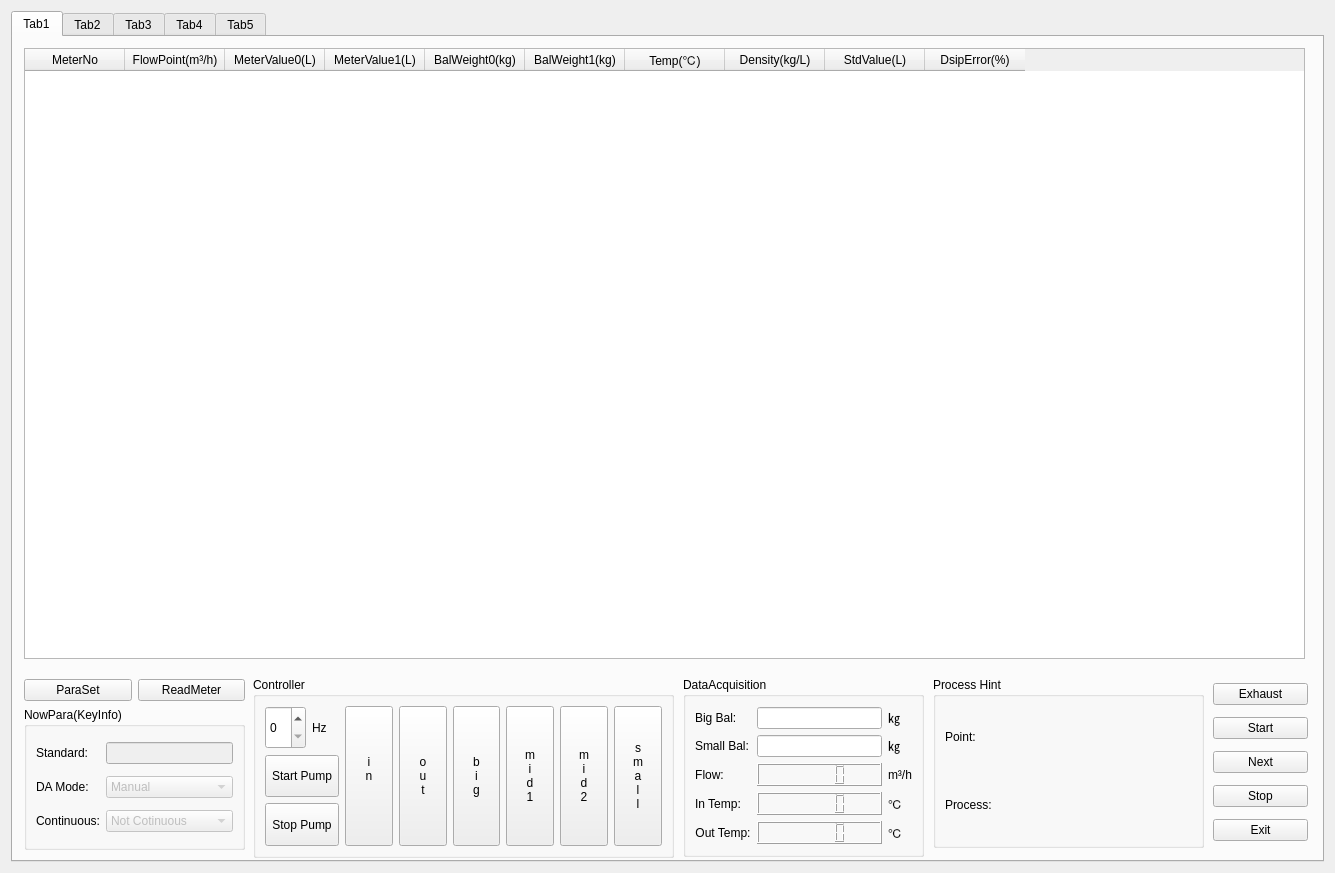
Qt form source/weightmethod/weightmethod.ui (flimmy78/qtverify) before a commit.
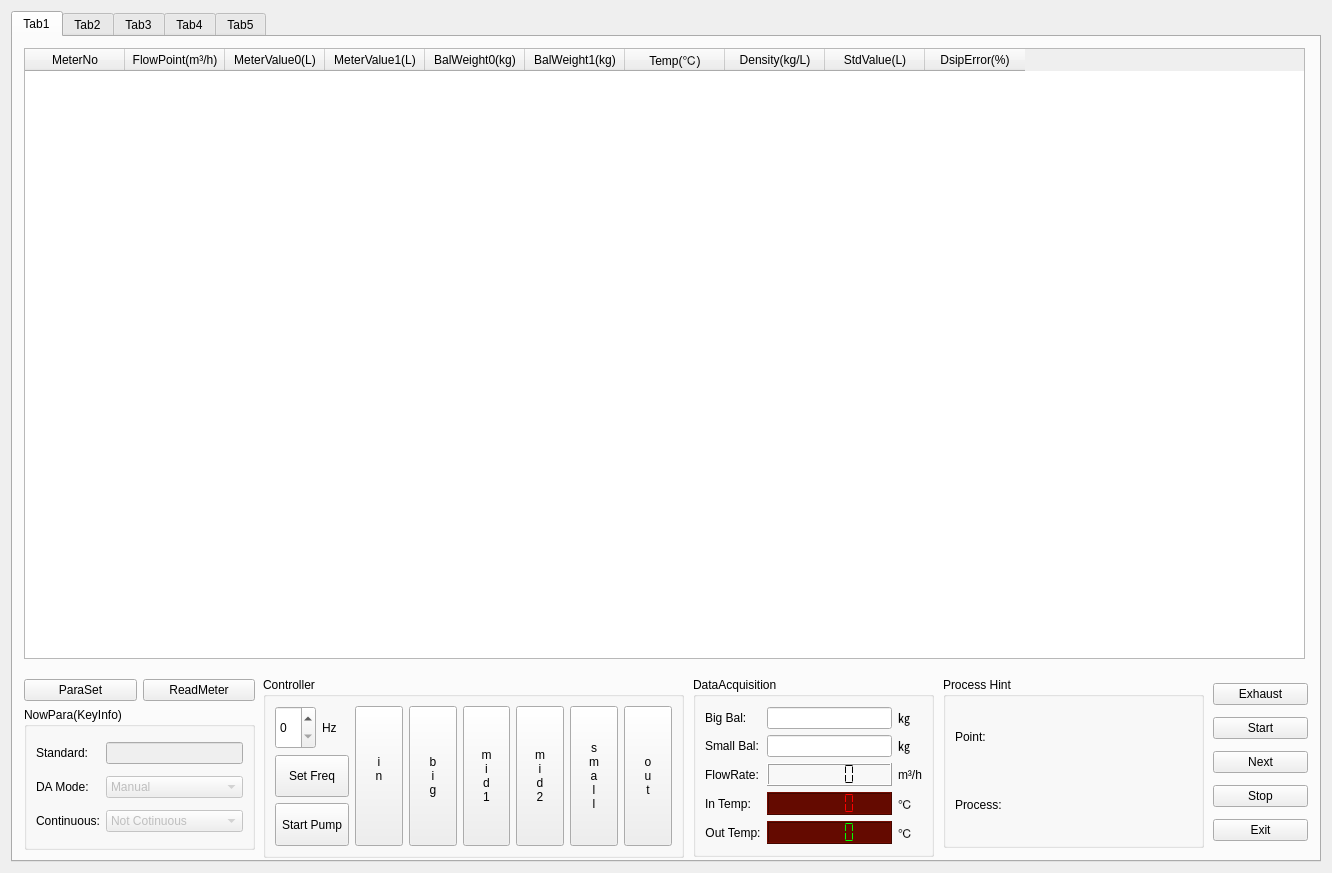
The same form after that commit.

What changed in the file:
```diff
--- a/source/weightmethod/weightmethod.ui
+++ b/source/weightmethod/weightmethod.ui
@@ -6,7 +6,7 @@
    <rect>
     <x>0</x>
     <y>0</y>
-    <width>1335</width>
+    <width>1332</width>
     <height>873</height>
    </rect>
   </property>
@@ -35,7 +35,7 @@
       <widget class="QGroupBox" name="groupBox_2">
        <property name="geometry">
         <rect>
-         <x>240</x>
+         <x>250</x>
          <y>640</y>
          <width>421</width>
          <height>181</height>
@@ -45,19 +45,6 @@
         <string>Controller</string>
        </property>
        <layout class="QGridLayout" name="gridLayout_6">
-        <item row="2" column="0">
-         <widget class="QToolButton" name="btnWaterPumpStop">
-          <property name="sizePolicy">
-           <sizepolicy hsizetype="Preferred" vsizetype="Preferred">
-            <horstretch>0</horstretch>
-            <verstretch>0</verstretch>
-           </sizepolicy>
-          </property>
-          <property name="text">
-           <string>Stop Pump</string>
-          </property>
-         </widget>
-        </item>
         <item row="1" column="0">
          <widget class="QToolButton" name="btnWaterPumpStart">
           <property name="sizePolicy">
@@ -67,7 +54,7 @@
            </sizepolicy>
           </property>
           <property name="text">
-           <string>Start Pump</string>
+           <string>Set Freq</string>
           </property>
          </widget>
         </item>
@@ -133,21 +120,6 @@
           </property>
          </widget>
         </item>
-        <item row="0" column="2" rowspan="3">
-         <widget class="QToolButton" name="btnWaterOut">
-          <property name="sizePolicy">
-           <sizepolicy hsizetype="Expanding" vsizetype="Preferred">
-            <horstretch>0</horstretch>
-            <verstretch>0</verstretch>
-           </sizepolicy>
-          </property>
-          <property name="text">
-           <string>o
-u
-t</string>
-          </property>
-         </widget>
-        </item>
         <item row="0" column="3" rowspan="3">
          <widget class="QToolButton" name="btnValveBig">
           <property name="sizePolicy">
@@ -195,6 +167,34 @@
           </property>
          </widget>
         </item>
+        <item row="2" column="0">
+         <widget class="QToolButton" name="btnWaterPump">
+          <property name="sizePolicy">
+           <sizepolicy hsizetype="Preferred" vsizetype="Preferred">
+            <horstretch>0</horstretch>
+            <verstretch>0</verstretch>
+           </sizepolicy>
+          </property>
+          <property name="text">
+           <string>Start Pump</string>
+          </property>
+         </widget>
+        </item>
+        <item row="0" column="7" rowspan="3">
+         <widget class="QToolButton" name="btnWaterOut">
+          <property name="sizePolicy">
+           <sizepolicy hsizetype="Expanding" vsizetype="Preferred">
+            <horstretch>0</horstretch>
+            <verstretch>0</verstretch>
+           </sizepolicy>
+          </property>
+          <property name="text">
+           <string>o
+u
+t</string>
+          </property>
+         </widget>
+        </item>
        </layout>
       </widget>
       <widget class="QTableWidget" name="tableWidget">
@@ -266,9 +266,9 @@
       <widget class="QGroupBox" name="groupBox_3">
        <property name="geometry">
         <rect>
-         <x>920</x>
+         <x>930</x>
          <y>640</y>
-         <width>271</width>
+         <width>261</width>
          <height>171</height>
         </rect>
        </property>
@@ -333,7 +333,7 @@
         <rect>
          <x>11</x>
          <y>642</y>
-         <width>221</width>
+         <width>231</width>
          <height>171</height>
         </rect>
        </property>
@@ -553,7 +553,7 @@
       <widget class="QGroupBox" name="groupBox_4">
        <property name="geometry">
         <rect>
-         <x>670</x>
+         <x>680</x>
          <y>640</y>
          <width>241</width>
          <height>180</height>
@@ -661,7 +661,7 @@
              </sizepolicy>
             </property>
             <property name="text">
-             <string>Flow:</string>
+             <string>FlowRate:</string>
             </property>
             <property name="alignment">
              <set>Qt::AlignCenter</set>
@@ -676,6 +676,9 @@
               <verstretch>0</verstretch>
              </sizepolicy>
             </property>
+            <property name="segmentStyle">
+             <enum>QLCDNumber::Flat</enum>
+            </property>
            </widget>
           </item>
           <item row="2" column="2">
@@ -718,7 +721,7 @@
             <property name="palette">
              <palette>
               <active>
-               <colorrole role="Text">
+               <colorrole role="WindowText">
                 <brush brushstyle="SolidPattern">
                  <color alpha="255">
                   <red>255</red>
@@ -727,9 +730,36 @@
                  </color>
                 </brush>
                </colorrole>
+               <colorrole role="Button">
+                <brush brushstyle="SolidPattern">
+                 <color alpha="255">
+                  <red>100</red>
+                  <green>10</green>
+                  <blue>0</blue>
+                 </color>
+                </brush>
+               </colorrole>
+               <colorrole role="Base">
+                <brush brushstyle="SolidPattern">
+                 <color alpha="255">
+                  <red>100</red>
+                  <green>10</green>
+                  <blue>0</blue>
+                 </color>
+                </brush>
+               </colorrole>
+               <colorrole role="Window">
+                <brush brushstyle="SolidPattern">
+                 <color alpha="255">
+                  <red>100</red>
+                  <green>10</green>
+                  <blue>0</blue>
+                 </color>
+                </brush>
+               </colorrole>
               </active>
               <inactive>
-               <colorrole role="Text">
+               <colorrole role="WindowText">
                 <brush brushstyle="SolidPattern">
                  <color alpha="255">
                   <red>255</red>
@@ -738,9 +768,36 @@
                  </color>
                 </brush>
                </colorrole>
+               <colorrole role="Button">
+                <brush brushstyle="SolidPattern">
+                 <color alpha="255">
+                  <red>100</red>
+                  <green>10</green>
+                  <blue>0</blue>
+                 </color>
+                </brush>
+               </colorrole>
+               <colorrole role="Base">
+                <brush brushstyle="SolidPattern">
+                 <color alpha="255">
+                  <red>100</red>
+                  <green>10</green>
+                  <blue>0</blue>
+                 </color>
+                </brush>
+               </colorrole>
+               <colorrole role="Window">
+                <brush brushstyle="SolidPattern">
+                 <color alpha="255">
+                  <red>100</red>
+                  <green>10</green>
+                  <blue>0</blue>
+                 </color>
+                </brush>
+               </colorrole>
               </inactive>
               <disabled>
-               <colorrole role="Text">
+               <colorrole role="WindowText">
                 <brush brushstyle="SolidPattern">
                  <color alpha="255">
                   <red>120</red>
@@ -749,12 +806,45 @@
                  </color>
                 </brush>
                </colorrole>
+               <colorrole role="Button">
+                <brush brushstyle="SolidPattern">
+                 <color alpha="255">
+                  <red>100</red>
+                  <green>10</green>
+                  <blue>0</blue>
+                 </color>
+                </brush>
+               </colorrole>
+               <colorrole role="Base">
+                <brush brushstyle="SolidPattern">
+                 <color alpha="255">
+                  <red>100</red>
+                  <green>10</green>
+                  <blue>0</blue>
+                 </color>
+                </brush>
+               </colorrole>
+               <colorrole role="Window">
+                <brush brushstyle="SolidPattern">
+                 <color alpha="255">
+                  <red>100</red>
+                  <green>10</green>
+                  <blue>0</blue>
+                 </color>
+                </brush>
+               </colorrole>
               </disabled>
              </palette>
             </property>
+            <property name="styleSheet">
+             <string notr="true">background-color: rgb(100, 10, 0);</string>
+            </property>
             <property name="numDigits">
              <number>5</number>
             </property>
+            <property name="segmentStyle">
+             <enum>QLCDNumber::Flat</enum>
+            </property>
            </widget>
           </item>
           <item row="3" column="2">
@@ -794,6 +884,133 @@
               <verstretch>0</verstretch>
              </sizepolicy>
             </property>
+            <property name="palette">
+             <palette>
+              <active>
+               <colorrole role="WindowText">
+                <brush brushstyle="SolidPattern">
+                 <color alpha="255">
+                  <red>0</red>
+                  <green>255</green>
+                  <blue>0</blue>
+                 </color>
+                </brush>
+               </colorrole>
+               <colorrole role="Button">
+                <brush brushstyle="SolidPattern">
+                 <color alpha="255">
+                  <red>100</red>
+                  <green>10</green>
+                  <blue>0</blue>
+                 </color>
+                </brush>
+               </colorrole>
+               <colorrole role="Base">
+                <brush brushstyle="SolidPattern">
+                 <color alpha="255">
+                  <red>100</red>
+                  <green>10</green>
+                  <blue>0</blue>
+                 </color>
+                </brush>
+               </colorrole>
+               <colorrole role="Window">
+                <brush brushstyle="SolidPattern">
+                 <color alpha="255">
+                  <red>100</red>
+                  <green>10</green>
+                  <blue>0</blue>
+                 </color>
+                </brush>
+               </colorrole>
+              </active>
+              <inactive>
+               <colorrole role="WindowText">
+                <brush brushstyle="SolidPattern">
+                 <color alpha="255">
+                  <red>0</red>
+                  <green>255</green>
+                  <blue>0</blue>
+                 </color>
+                </brush>
+               </colorrole>
+               <colorrole role="Button">
+                <brush brushstyle="SolidPattern">
+                 <color alpha="255">
+                  <red>100</red>
+                  <green>10</green>
+                  <blue>0</blue>
+                 </color>
+                </brush>
+               </colorrole>
+               <colorrole role="Base">
+                <brush brushstyle="SolidPattern">
+                 <color alpha="255">
+                  <red>100</red>
+                  <green>10</green>
+                  <blue>0</blue>
+                 </color>
+                </brush>
+               </colorrole>
+               <colorrole role="Window">
+                <brush brushstyle="SolidPattern">
+                 <color alpha="255">
+                  <red>100</red>
+                  <green>10</green>
+                  <blue>0</blue>
+                 </color>
+                </brush>
+               </colorrole>
+              </inactive>
+              <disabled>
+               <colorrole role="WindowText">
+                <brush brushstyle="SolidPattern">
+                 <color alpha="255">
+                  <red>120</red>
+                  <green>120</green>
+                  <blue>120</blue>
+                 </color>
+                </brush>
+               </colorrole>
+               <colorrole role="Button">
+                <brush brushstyle="SolidPattern">
+                 <color alpha="255">
+                  <red>100</red>
+                  <green>10</green>
+                  <blue>0</blue>
+                 </color>
+                </brush>
+               </colorrole>
+               <colorrole role="Base">
+                <brush brushstyle="SolidPattern">
+                 <color alpha="255">
+                  <red>100</red>
+                  <green>10</green>
+                  <blue>0</blue>
+                 </color>
+                </brush>
+               </colorrole>
+               <colorrole role="Window">
+                <brush brushstyle="SolidPattern">
+                 <color alpha="255">
+                  <red>100</red>
+                  <green>10</green>
+                  <blue>0</blue>
+                 </color>
+                </brush>
+               </colorrole>
+              </disabled>
+             </palette>
+            </property>
+            <property name="styleSheet">
+             <string notr="true">background-color: rgb(100, 10, 0);</string>
+            </property>
+            <property name="smallDecimalPoint">
+             <bool>false</bool>
+            </property>
+            <property name="segmentStyle">
+             <enum>QLCDNumber::Flat</enum>
+            </property>
            </widget>
           </item>
           <item row="4" column="2">
```
Left out of the diff: 6 changed lines with no effect on the pictures.
